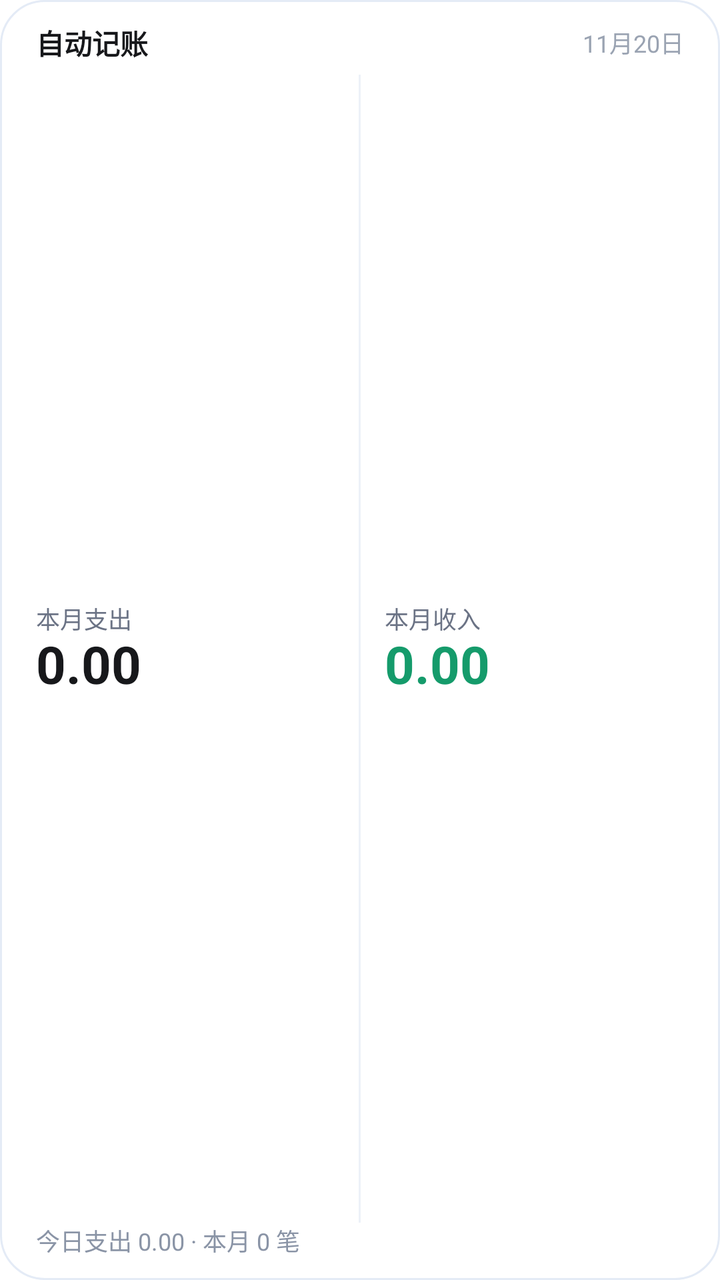
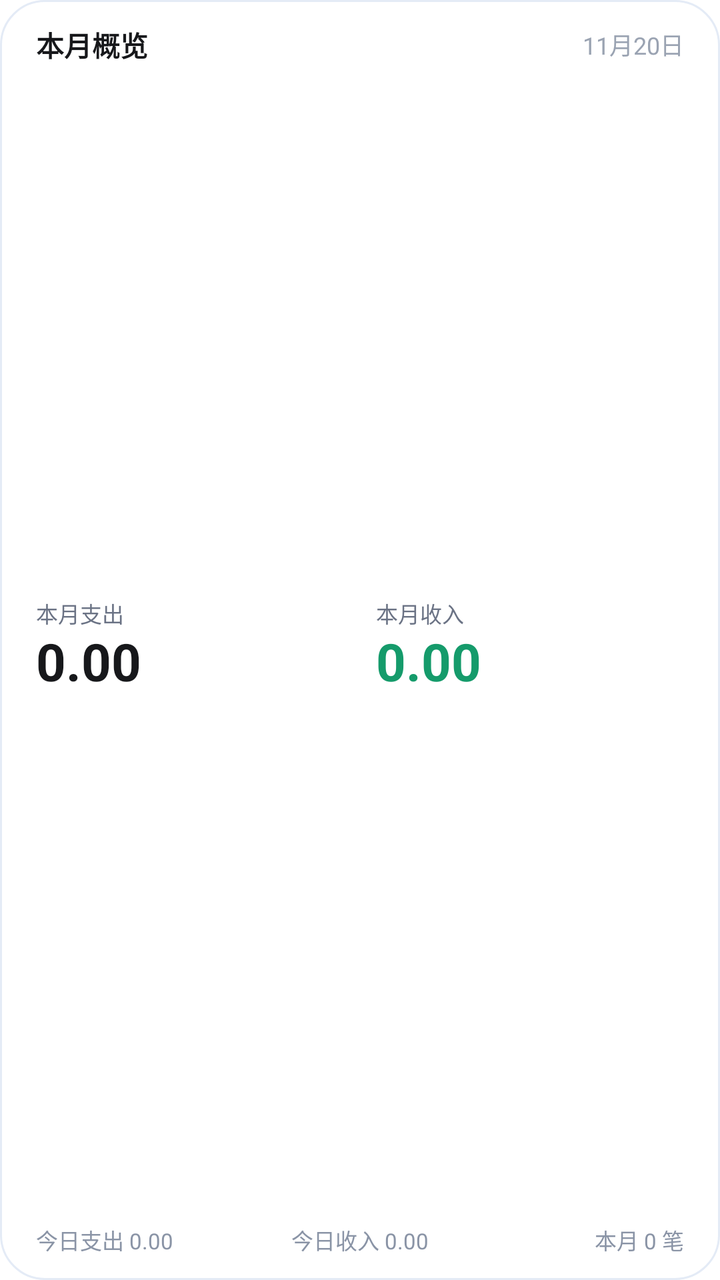

Compare the two renders of this Android layout. The source of the first and the diff that turns it into the second are given below.
<!-- AndroidManifest.xml: application theme Theme.AutoLedger -->
<!-- res/layout/widget_ledger_wide.xml -->
<?xml version="1.0" encoding="utf-8"?>
<LinearLayout xmlns:android="http://schemas.android.com/apk/res/android"
    android:layout_width="match_parent"
    android:layout_height="match_parent"
    android:background="@drawable/widget_bg"
    android:orientation="vertical"
    android:paddingHorizontal="18dp"
    android:paddingVertical="11dp">

    
    <LinearLayout
        android:layout_width="match_parent"
        android:layout_height="wrap_content"
        android:gravity="center_vertical"
        android:orientation="horizontal">

        <TextView
            android:id="@+id/widget_title"
            android:layout_width="0dp"
            android:layout_height="wrap_content"
            android:layout_weight="1"
            android:includeFontPadding="false"
            android:text="自动记账"
            android:textColor="#17181B"
            android:textSize="14sp"
            android:textStyle="bold" />

        <TextView
            android:id="@+id/widget_date"
            android:layout_width="wrap_content"
            android:layout_height="wrap_content"
            android:text="11月20日"
            android:textColor="#9AA3B2"
            android:textSize="12sp" />
    </LinearLayout>

    
    <LinearLayout
        android:layout_width="match_parent"
        android:layout_height="0dp"
        android:layout_marginTop="6dp"
        android:layout_weight="1"
        android:orientation="horizontal">

        <LinearLayout
            android:layout_width="0dp"
            android:layout_height="match_parent"
            android:layout_weight="1"
            android:gravity="center_vertical"
            android:orientation="vertical">

            <TextView
                android:layout_width="wrap_content"
                android:layout_height="wrap_content"
                android:text="本月支出"
                android:textColor="#6B7385"
                android:textSize="12sp" />

            <TextView
                android:id="@+id/widget_month_expense"
                android:layout_width="match_parent"
                android:layout_height="wrap_content"
                android:includeFontPadding="false"
                android:maxLines="1"
                android:text="0.00"
                android:textColor="#17181B"
                android:textSize="26sp"
                android:textStyle="bold" />
        </LinearLayout>

        <View
            android:layout_width="1dp"
            android:layout_height="match_parent"
            android:layout_marginHorizontal="12dp"
            android:background="#EDF1F8" />

        <LinearLayout
            android:layout_width="0dp"
            android:layout_height="match_parent"
            android:layout_weight="1"
            android:gravity="center_vertical"
            android:orientation="vertical">

            <TextView
                android:layout_width="wrap_content"
                android:layout_height="wrap_content"
                android:text="本月收入"
                android:textColor="#6B7385"
                android:textSize="12sp" />

            <TextView
                android:id="@+id/widget_month_income"
                android:layout_width="match_parent"
                android:layout_height="wrap_content"
                android:includeFontPadding="false"
                android:maxLines="1"
                android:text="0.00"
                android:textColor="#159B6B"
                android:textSize="26sp"
                android:textStyle="bold" />
        </LinearLayout>
    </LinearLayout>

    
    <TextView
        android:id="@+id/widget_footer"
        android:layout_width="match_parent"
        android:layout_height="wrap_content"
        android:maxLines="1"
        android:text="今日支出 0.00 · 本月 0 笔"
        android:textColor="#8A94A6"
        android:textSize="12sp" />
</LinearLayout>
<!-- resources referenced by this layout -->
<resources>
  <!-- drawable widget_bg (drawable) -->
  <?xml version="1.0" encoding="utf-8"?>
  <shape xmlns:android="http://schemas.android.com/apk/res/android"
      android:shape="rectangle">
  
      <solid android:color="#FFFFFF" />
      <corners android:radius="22dp" />
      <stroke
          android:width="1dp"
          android:color="#E4EBF6" />
  </shape>
  <style name="Theme.AutoLedger" parent="@android:style/Theme.DeviceDefault.NoActionBar">
          <item name="android:windowBackground">@android:color/transparent</item>
          <item name="android:statusBarColor">@android:color/transparent</item>
          <item name="android:navigationBarColor">@android:color/transparent</item>
      </style>
</resources>

<!-- the commit's change to res/layout/widget_ledger_wide.xml (unified diff, before → after) -->
@@ -3,9 +3,10 @@
     android:layout_width="match_parent"
     android:layout_height="match_parent"
     android:background="@drawable/widget_bg"
+    android:gravity="center_vertical"
     android:orientation="vertical"
     android:paddingHorizontal="18dp"
-    android:paddingVertical="11dp">
+    android:paddingVertical="12dp">
 
     
     <LinearLayout
@@ -20,7 +21,8 @@
             android:layout_height="wrap_content"
             android:layout_weight="1"
             android:includeFontPadding="false"
-            android:text="自动记账"
+            android:maxLines="1"
+            android:text="本月概览"
             android:textColor="#17181B"
             android:textSize="14sp"
             android:textStyle="bold" />
@@ -29,6 +31,7 @@
             android:id="@+id/widget_date"
             android:layout_width="wrap_content"
             android:layout_height="wrap_content"
+            android:maxLines="1"
             android:text="11月20日"
             android:textColor="#9AA3B2"
             android:textSize="12sp" />
@@ -38,28 +41,31 @@
     <LinearLayout
         android:layout_width="match_parent"
         android:layout_height="0dp"
-        android:layout_marginTop="6dp"
+        android:layout_marginTop="7dp"
         android:layout_weight="1"
+        android:gravity="center_vertical"
         android:orientation="horizontal">
 
         <LinearLayout
             android:layout_width="0dp"
-            android:layout_height="match_parent"
+            android:layout_height="wrap_content"
             android:layout_weight="1"
-            android:gravity="center_vertical"
             android:orientation="vertical">
 
             <TextView
                 android:layout_width="wrap_content"
                 android:layout_height="wrap_content"
+                android:includeFontPadding="false"
+                android:maxLines="1"
                 android:text="本月支出"
                 android:textColor="#6B7385"
-                android:textSize="12sp" />
+                android:textSize="11sp" />
 
             <TextView
                 android:id="@+id/widget_month_expense"
                 android:layout_width="match_parent"
                 android:layout_height="wrap_content"
+                android:layout_marginTop="2dp"
                 android:includeFontPadding="false"
                 android:maxLines="1"
                 android:text="0.00"
@@ -68,30 +74,27 @@
                 android:textStyle="bold" />
         </LinearLayout>
 
-        <View
-            android:layout_width="1dp"
-            android:layout_height="match_parent"
-            android:layout_marginHorizontal="12dp"
-            android:background="#EDF1F8" />
-
         <LinearLayout
             android:layout_width="0dp"
-            android:layout_height="match_parent"
+            android:layout_height="wrap_content"
+            android:layout_marginStart="16dp"
             android:layout_weight="1"
-            android:gravity="center_vertical"
             android:orientation="vertical">
 
             <TextView
                 android:layout_width="wrap_content"
                 android:layout_height="wrap_content"
+                android:includeFontPadding="false"
+                android:maxLines="1"
                 android:text="本月收入"
                 android:textColor="#6B7385"
-                android:textSize="12sp" />
+                android:textSize="11sp" />
 
             <TextView
                 android:id="@+id/widget_month_income"
                 android:layout_width="match_parent"
                 android:layout_height="wrap_content"
+                android:layout_marginTop="2dp"
                 android:includeFontPadding="false"
                 android:maxLines="1"
                 android:text="0.00"
@@ -102,12 +105,45 @@
     </LinearLayout>
 
     
-    <TextView
-        android:id="@+id/widget_footer"
+    <LinearLayout
         android:layout_width="match_parent"
         android:layout_height="wrap_content"
-        android:maxLines="1"
-        android:text="今日支出 0.00 · 本月 0 笔"
-        android:textColor="#8A94A6"
-        android:textSize="12sp" />
+        android:layout_marginTop="5dp"
+        android:orientation="horizontal">
+
+        <TextView
+            android:id="@+id/widget_today_expense"
+            android:layout_width="0dp"
+            android:layout_height="wrap_content"
+            android:layout_weight="1"
+            android:ellipsize="end"
+            android:maxLines="1"
+            android:text="今日支出 0.00"
+            android:textColor="#8A94A6"
+            android:textSize="11sp" />
+
+        <TextView
+            android:id="@+id/widget_today_income"
+            android:layout_width="0dp"
+            android:layout_height="wrap_content"
+            android:layout_weight="1"
+            android:ellipsize="end"
+            android:gravity="center"
+            android:maxLines="1"
+            android:text="今日收入 0.00"
+            android:textColor="#8A94A6"
+            android:textSize="11sp" />
+
+        <TextView
+            android:id="@+id/widget_month_count"
+            android:layout_width="0dp"
+            android:layout_height="wrap_content"
+            android:layout_weight="1"
+            android:ellipsize="end"
+            android:gravity="end"
+            android:maxLines="1"
+            android:text="本月 0 笔"
+            android:textColor="#8A94A6"
+            android:textSize="11sp" />
+    </LinearLayout>
 </LinearLayout>
